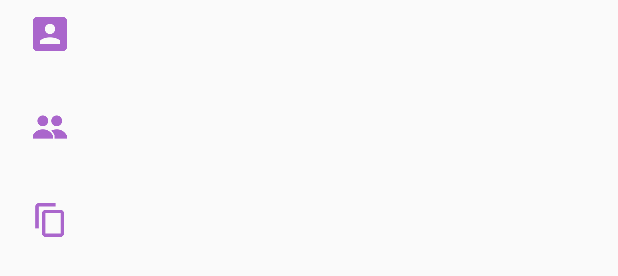
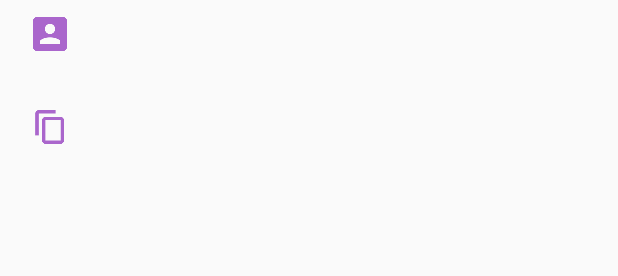
Before and after one commit to DiForest/BusinessCardPlanner, an Android app: the layout event_profile.xml on its own in the app's theme, with its tools: preview values and no code run, on a phone screen of 412 x 824 dp. Shown: the part 476-752 px from the top of the screen. Run offline under Robolectric (Android 15) with nearby library versions, the phone set to English and light mode, and no system bars.

Commit message:
fixed display event

```diff
--- a/app/src/main/java/sam/businesscardplanner/BusinessSchedule/BusinessEvent.java
+++ b/app/src/main/java/sam/businesscardplanner/BusinessSchedule/BusinessEvent.java
@@ -79,7 +79,7 @@ public class BusinessEvent {
     }
 
     public void set_invitedPeople (String invitedPeople){
-        this._invitedPeople = _invitedPeople;
+        this._invitedPeople = invitedPeople;
     }
 
     public String get_invitedPeople(){
--- a/app/src/main/res/layout/event_profile.xml
+++ b/app/src/main/res/layout/event_profile.xml
@@ -110,28 +110,6 @@
             android:layout_width="fill_parent"
             android:layout_height="wrap_content"
             android:orientation="horizontal">
-        <ImageView
-            android:layout_height="wrap_content"
-            android:layout_width="wrap_content"
-            android:src="@drawable/ic_people_purple"
-            android:layout_marginLeft="10dp"
-            android:layout_marginTop="10dp"
-            android:padding="8dp"/>
-
-        <TextView
-            android:id="@+id/invited_people"
-            android:layout_height="52dp"
-            android:layout_width="wrap_content"
-            android:layout_marginTop="10dp"
-            android:paddingLeft="16dp"
-            android:paddingBottom="16dp"
-            android:paddingTop="16dp"
-            android:textSize="16dp"/>
-            </LinearLayout>
-        <LinearLayout
-            android:layout_width="fill_parent"
-            android:layout_height="wrap_content"
-            android:orientation="horizontal">
 
         <ImageView
             android:layout_height="wrap_content"
```
Also changed, not shown: app/src/main/java/sam/businesscardplanner/BusinessSchedule/BusinessEventProfile.java (+2 -5 lines), app/src/main/java/sam/businesscardplanner/BusinessSchedule/EventPeopleActivity.java (added, +48 -0 lines), app/src/main/java/sam/businesscardplanner/BusinessSchedule/NewEventActivity.java (+18 -45 lines), app/src/main/java/sam/businesscardplanner/DatabaseHandler/DatabaseHandler.java (+21 -4 lines), app/src/main/res/layout/activity_new_event.xml (indentation only).
